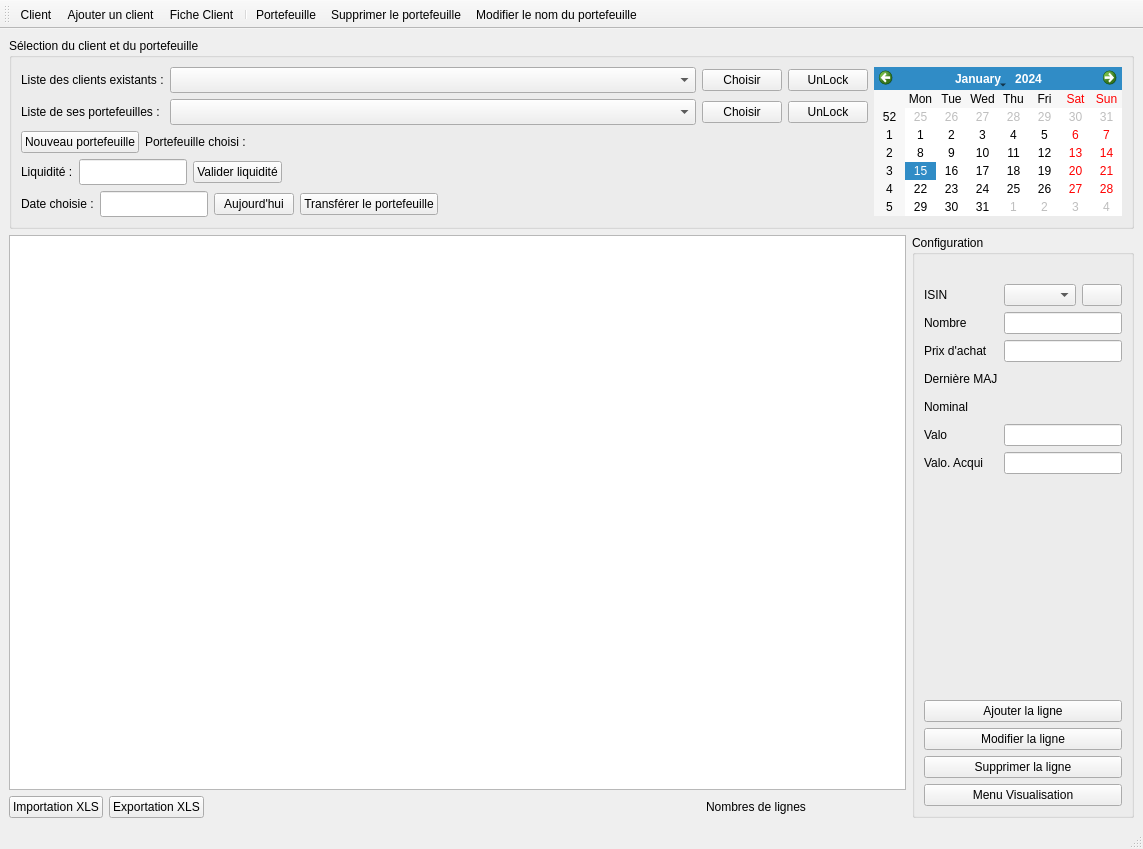
Above: Gestionnaires/GestionnairePortefeuille.ui from baptiste-pasquier/eurocorporate before the change. Below: the same form after it.
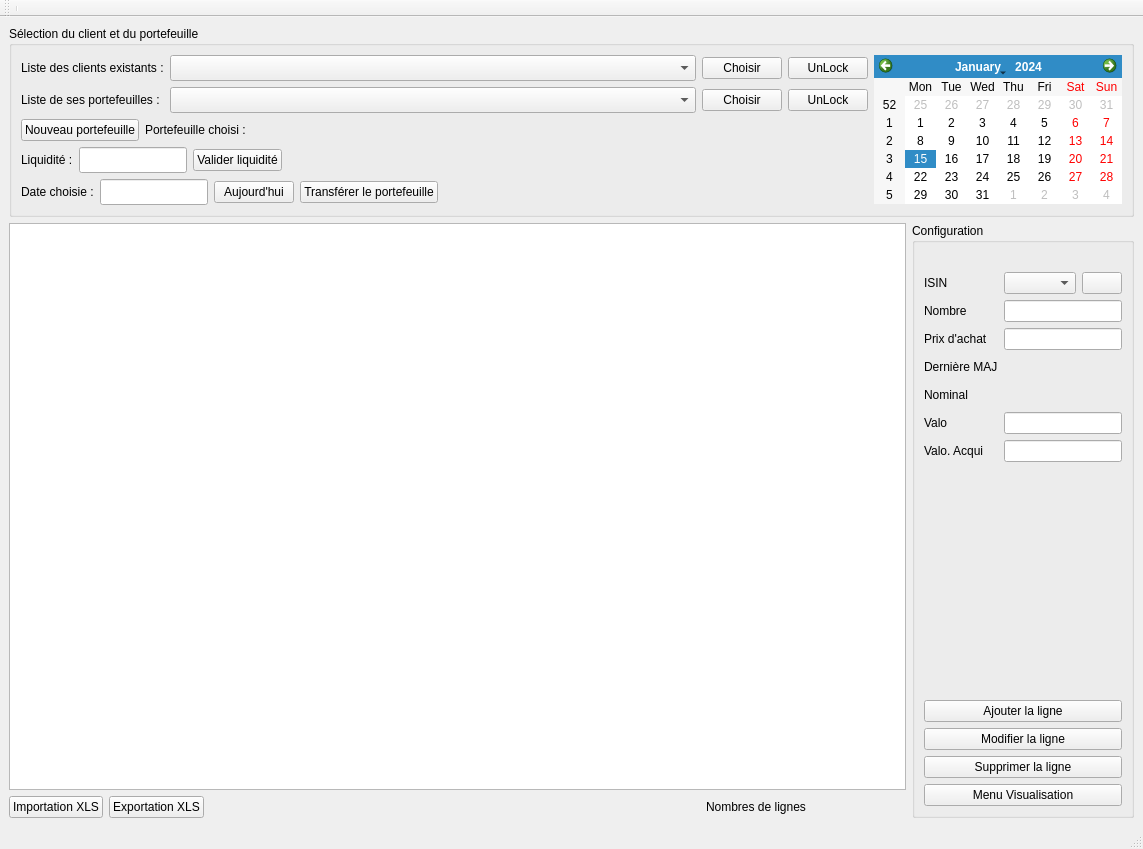
That is the form after the change. Icons and pictures are not drawn. Custom widgets are drawn as their Qt base class.

Commit message: Rajout assistant client dans gestionnaire portefeuille

```diff
--- a/Gestionnaires/GestionnairePortefeuille.ui
+++ b/Gestionnaires/GestionnairePortefeuille.ui
@@ -718,13 +718,7 @@
    <attribute name="toolBarBreak">
     <bool>false</bool>
    </attribute>
-   <addaction name="actionClient"/>
-   <addaction name="action_addClient"/>
-   <addaction name="action_ficheClient"/>
    <addaction name="separator"/>
-   <addaction name="actionPortefeuille"/>
-   <addaction name="action_deletePortefeuille"/>
-   <addaction name="action_modifyPortefeuilleName"/>
   </widget>
   <action name="actionClient">
    <property name="enabled">
```
The commit also changes 5 other files.
